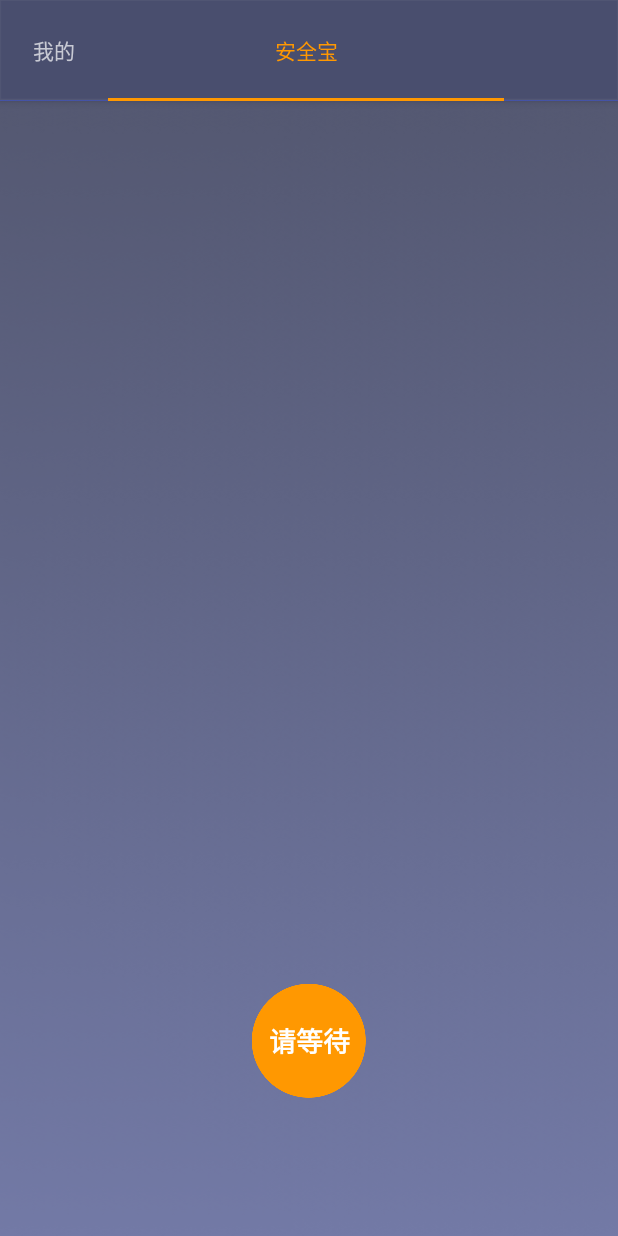
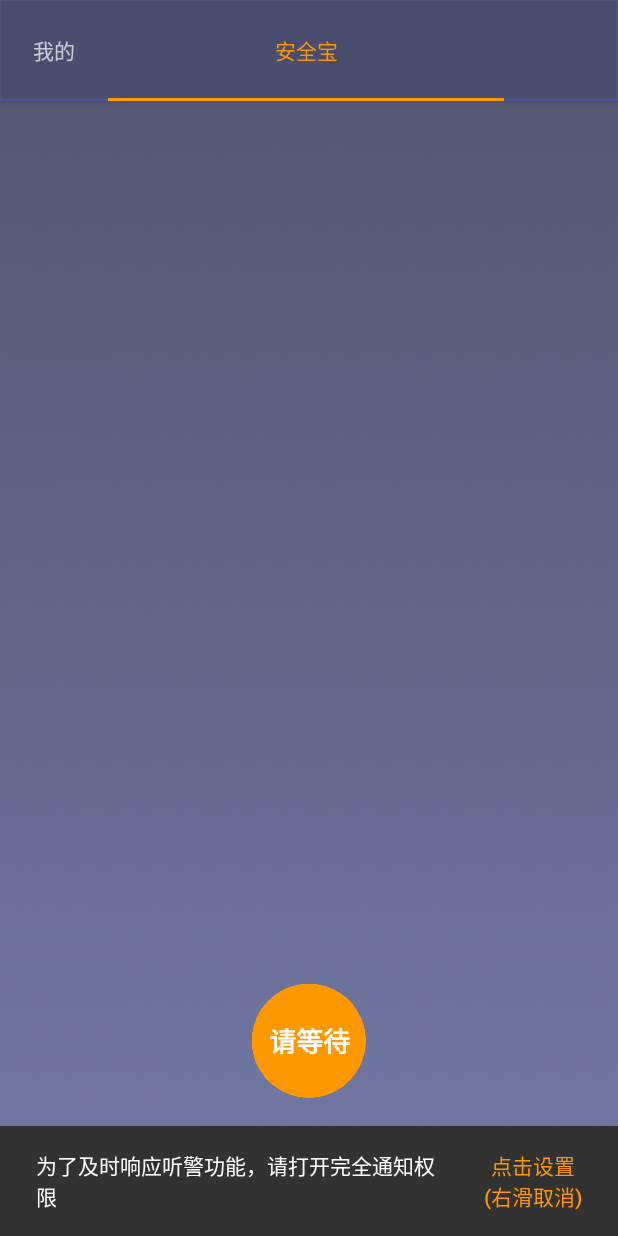
Before and after one commit to lixxxiang/AQB_POLICE, an Android app: the MainActivity screen opened directly, with no data from a screen before it, on a phone screen of 412 x 824 dp. Run offline under Robolectric (Android 15) with nearby library versions, the phone set to English and light mode, and no system bars; our stand-ins replace EventBus, Volley; plain views replace MapView; 15 statements that could not run were skipped.

Commit message:
notifiction location

```diff
--- a/app/src/main/AndroidManifest.xml
+++ b/app/src/main/AndroidManifest.xml
@@ -7,6 +7,7 @@
     <uses-permission android:name="android.permission.ACCESS_COARSE_LOCATION" />
     <uses-permission android:name="android.permission.INTERNET" />
     <uses-permission android:name="android.permission.ACCES_MOCK_LOCATION" />
+    <uses-permission android:name="android.permission.ACCESS_NOTIFICATION_POLICY" />
     <uses-permission android:name="android.permission.ACCESS_FINE_LOCATION" />
     <uses-permission android:name="com.android.launcher.permission.READ_SETTINGS" />
     <uses-permission android:name="android.permission.WAKE_LOCK" />
@@ -23,6 +24,7 @@
     <uses-permission android:name="android.permission.RECORD_AUDIO" />
     <uses-permission android:name="android.permission.CAMERA" />
     <uses-permission android:name="android.permission.CALL_PHONE" />
+    <uses-permission android:name="android.permission.SYSTEM_ALERT_WINDOW" />
 
 
     <supports-screens
--- a/app/src/main/java/com/cgwx/yyfwptz/lixiang/aqb_police/MainActivity.java
+++ b/app/src/main/java/com/cgwx/yyfwptz/lixiang/aqb_police/MainActivity.java
@@ -11,6 +11,8 @@ import android.content.SharedPreferences;
 import android.content.pm.PackageManager;
 import android.graphics.Color;
 import android.os.Build;
+import android.provider.Settings;
+import android.support.design.widget.Snackbar;
 import android.support.design.widget.TabLayout;
 import android.support.v4.app.Fragment;
 import android.support.v4.view.ViewPager;
@@ -18,6 +20,7 @@ import android.support.v7.app.AppCompatActivity;
 import android.os.Bundle;
 import android.util.Log;
 import android.view.KeyEvent;
+import android.view.View;
 import android.widget.Toast;
 
 import com.baidu.mapapi.SDKInitializer;
@@ -54,6 +57,7 @@ public class MainActivity extends AppCompatActivity {
     String pname;
     String pid;
     String ptel;
+    Snackbar snackbar;
     public static String status;
     public static MainActivity mainActivity;
     private static final String LTAG = MainActivity.class.getSimpleName();
@@ -77,6 +81,25 @@ public class MainActivity extends AppCompatActivity {
         ActivityCollector.addActivity(this);
         setContentView(R.layout.activity_main);
         mainActivity = this;
+        SharedPreferences setting = getSharedPreferences("isfirst", 0);
+        Boolean user_first = setting.getBoolean("FIRST",true);
+        if(user_first){//第一次
+            setting.edit().putBoolean("FIRST", false).apply();
+            snackbar = Snackbar.make(findViewById(R.id.main_content),"为了及时响应听警功能，请打开完全通知权限", Snackbar.LENGTH_INDEFINITE).setAction("点击设置\n(右滑取消)", new View.OnClickListener() {
+                @Override
+                public void onClick(View v) {
+                    snackbar.dismiss();
+                    Intent intent = new Intent();
+                    intent.setAction("android.settings.APP_NOTIFICATION_SETTINGS");
+                    intent.putExtra("app_package", getPackageName());
+                    intent.putExtra("app_uid", getApplicationInfo().uid);
+                    startActivity(intent);
+                    return;
+                }
+            });
+            snackbar.setActionTextColor(Color.parseColor("#ff9801"));
+            snackbar.show();
+        }
 
         if (Build.VERSION.SDK_INT >= Build.VERSION_CODES.M) {
             // Android M Permission check
```
